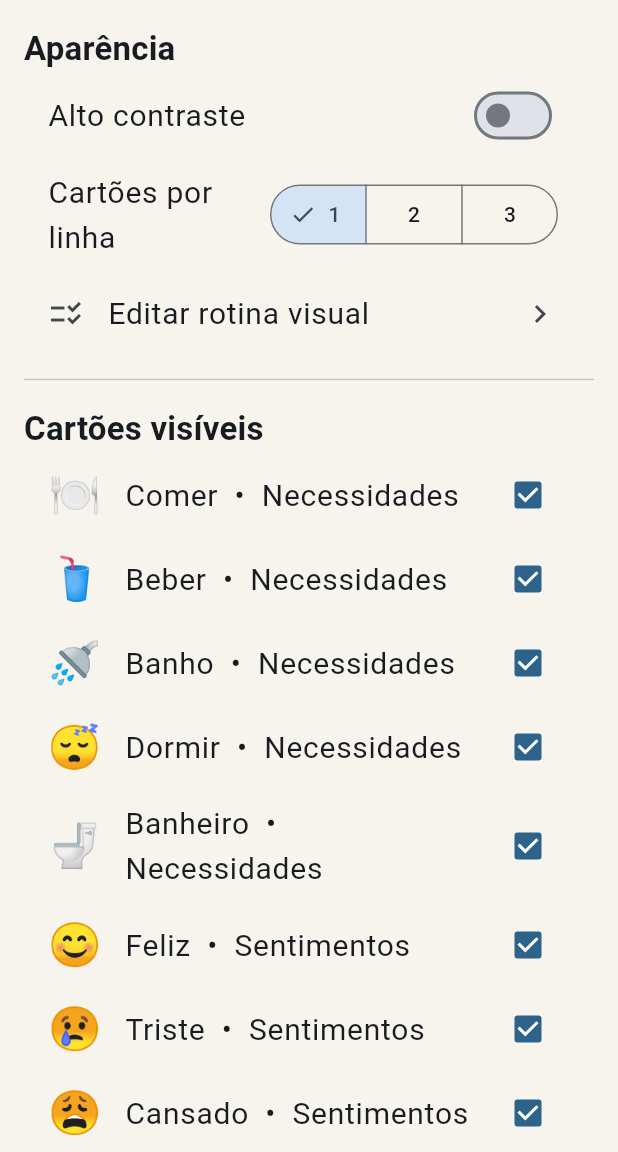
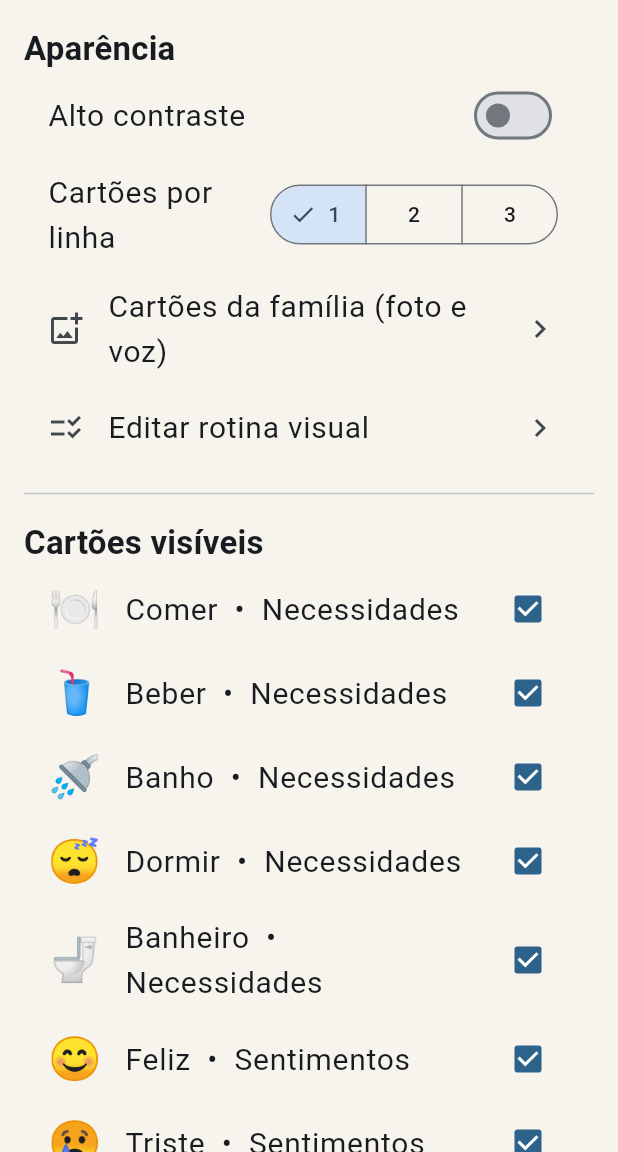
Before and after one commit to Dev-nomade/caa-webapp, a Flutter app: the CaregiverPage screen opened directly, after a tap on an icon or button, on a phone screen of 412 x 824 dp, the part 84-1236 px from its top. Run offline on Flutter 3.47's test engine with Material 3 defaults, Android fonts, the phone set to English and light mode, and no system bars; our stand-ins replace audioplayers, flutter_tts, image_picker, material_ui, shared_preferences; missing offline and left inert: record; accounts and stored records are empty.

Commit message:
feat: add family custom cards with photo and recorded voice
- Caregiver can create cards with name, phrase, category, emoji, photo and voice
- Cards with recorded voice play the family voice instead of the phone TTS
- Custom cards work in the grid, sentence bar and visual routine
- Deleting a card removes its media, routine steps and visibility
- Android: RECORD_AUDIO permission and minSdk 24
- Tests for playback choice, persistence and deletion

Co-Authored-By: Claude Sonnet 5.5 <noreply@anthropic.com>
Claude-Session: https://claude.ai/code/session_017Gt1NB89uk3WRvFtPyoRJr

```diff
--- a/app/analysis_options.yaml
+++ b/app/analysis_options.yaml
@@ -4,3 +4,4 @@ analyzer:
   exclude:
     - build/**
     - android/**
+    - web/**
--- a/app/lib/data/cards.dart
+++ b/app/lib/data/cards.dart
@@ -22,8 +22,33 @@ class PecsCard {
   final String frase; // o que será falado
   final String emoji;
   final CardCategory categoria;
+  final String? fotoPath; // foto do cartão personalizado
+  final String? audioPath; // voz gravada pelo familiar
 
-  const PecsCard(this.id, this.rotulo, this.frase, this.emoji, this.categoria);
+  const PecsCard(this.id, this.rotulo, this.frase, this.emoji, this.categoria,
+      {this.fotoPath, this.audioPath});
+
+  bool get personalizado => id.startsWith('c_');
+
+  Map<String, dynamic> toJson() => {
+        'id': id,
+        'rotulo': rotulo,
+        'frase': frase,
+        'emoji': emoji,
+        'categoria': categoria.name,
+        'foto': fotoPath,
+        'audio': audioPath,
+      };
+
+  factory PecsCard.fromJson(Map<String, dynamic> j) => PecsCard(
+        j['id'] as String,
+        j['rotulo'] as String,
+        j['frase'] as String,
+        j['emoji'] as String,
+        CardCategory.values.byName(j['categoria'] as String),
+        fotoPath: j['foto'] as String?,
+        audioPath: j['audio'] as String?,
+      );
 }
 
 const cartoes = <PecsCard>[
--- a/app/lib/features/crianca/home_page.dart
+++ b/app/lib/features/crianca/home_page.dart
@@ -3,6 +3,7 @@ import 'package:provider/provider.dart';
 import '../../data/cards.dart';
 import '../../state/app_state.dart';
 import '../cuidador/caregiver_page.dart';
+import '../widgets/card_visual.dart';
 import '../rotina/rotina_page.dart';
 import 'sos_sheet.dart';
 
@@ -86,7 +87,7 @@ class _CartaoTile extends StatelessWidget {
           child: Column(
             mainAxisAlignment: MainAxisAlignment.center,
             children: [
-              Text(card.emoji, style: const TextStyle(fontSize: 56)),
+              CardVisual(card, tamanho: 56),
               const SizedBox(height: 8),
               Text(card.rotulo,
                   style: Theme.of(context).textTheme.titleMedium),
@@ -127,7 +128,7 @@ class _BarraFrase extends StatelessWidget {
                         for (final c in s.frase)
                           Padding(
                             padding: const EdgeInsets.symmetric(horizontal: 4),
-                            child: Center(child: Text(c.emoji, style: const TextStyle(fontSize: 36))),
+                            child: Center(child: CardVisual(c, tamanho: 30)),
                           )
                       ],
                     ),
--- a/app/lib/features/cuidador/caregiver_page.dart
+++ b/app/lib/features/cuidador/caregiver_page.dart
@@ -3,6 +3,7 @@ import 'package:provider/provider.dart';
 import '../../data/cards.dart';
 import '../../state/app_state.dart';
 import '../rotina/rotina_editor_page.dart';
+import 'cartoes_personalizados_page.dart';
 
 /// Pede o PIN antes de abrir a área do cuidador (evita mudanças sem querer).
 class CaregiverGate extends StatefulWidget {
@@ -86,6 +87,13 @@ class CaregiverPage extends StatelessWidget {
             ),
           ),
           ListTile(
+            leading: const Icon(Icons.add_photo_alternate_outlined),
+            title: const Text('Cartões da família (foto e voz)'),
+            trailing: const Icon(Icons.chevron_right),
+            onTap: () => Navigator.push(context,
+                MaterialPageRoute(builder: (_) => const CartoesPersonalizadosPage())),
+          ),
+          ListTile(
             leading: const Icon(Icons.checklist_rtl),
             title: const Text('Editar rotina visual'),
             trailing: const Icon(Icons.chevron_right),
@@ -94,7 +102,7 @@ class CaregiverPage extends StatelessWidget {
           ),
           const Divider(height: 32),
           Text('Cartões visíveis', style: Theme.of(context).textTheme.titleMedium),
-          for (final c in cartoes)
+          for (final c in s.todos)
             CheckboxListTile(
               secondary: Text(c.emoji, style: const TextStyle(fontSize: 28)),
               title: Text('${c.rotulo}  •  ${c.categoria.nome}'),
@@ -105,11 +113,12 @@ class CaregiverPage extends StatelessWidget {
           Text('Uso nos últimos 7 dias', style: Theme.of(context).textTheme.titleMedium),
           if (ranking.isEmpty) const Padding(padding: EdgeInsets.all(8), child: Text('Ainda sem registros.')),
           for (final e in ranking)
-            ListTile(
-              leading: Text(cartoes.firstWhere((c) => c.id == e.key).emoji, style: const TextStyle(fontSize: 28)),
-              title: Text(cartoes.firstWhere((c) => c.id == e.key).rotulo),
-              trailing: Text('${e.value}x', style: const TextStyle(fontSize: 18)),
-            ),
+            if (s.buscar(e.key) != null)
+              ListTile(
+                leading: Text(s.buscar(e.key)!.emoji, style: const TextStyle(fontSize: 28)),
+                title: Text(s.buscar(e.key)!.rotulo),
+                trailing: Text('${e.value}x', style: const TextStyle(fontSize: 18)),
+              ),
           if (ranking.isNotEmpty)
             TextButton(onPressed: s.limparHistorico, child: const Text('Apagar histórico')),
           const Divider(height: 32),
--- a/app/lib/features/rotina/rotina_editor_page.dart
+++ b/app/lib/features/rotina/rotina_editor_page.dart
@@ -1,6 +1,5 @@
 import 'package:material_ui/material_ui.dart';
 import 'package:provider/provider.dart';
-import '../../data/cards.dart';
 import '../../state/app_state.dart';
 
 /// Cuidador monta a rotina: arrastar para reordenar, deslizar para remover.
@@ -49,7 +48,7 @@ class RotinaEditorPage extends StatelessWidget {
       context: context,
       builder: (_) => ListView(
         children: [
-          for (final c in cartoes)
+          for (final c in s.todos)
             ListTile(
               leading: Text(c.emoji, style: const TextStyle(fontSize: 28)),
               title: Text(c.rotulo),
--- a/app/lib/features/rotina/rotina_page.dart
+++ b/app/lib/features/rotina/rotina_page.dart
@@ -2,6 +2,7 @@ import 'package:material_ui/material_ui.dart';
 import 'package:provider/provider.dart';
 import '../../data/cards.dart';
 import '../../state/app_state.dart';
+import '../widgets/card_visual.dart';
 
 /// Rotina do dia para a criança: uma linha do tempo com o passo atual em destaque.
 class RotinaPage extends StatelessWidget {
@@ -66,7 +67,7 @@ class RotinaPage extends StatelessWidget {
                                   children: [
                                     Opacity(
                                       opacity: feito ? 0.4 : 1,
-                                      child: Text(c.emoji, style: const TextStyle(fontSize: 52)),
+                                      child: CardVisual(c, tamanho: 48),
                                     ),
                                     const SizedBox(width: 16),
                                     Expanded(
--- /dev/null
+++ b/app/lib/features/widgets/card_visual.dart
@@ -0,0 +1,28 @@
+import 'dart:io';
+import 'package:flutter/foundation.dart' show kIsWeb;
+import 'package:material_ui/material_ui.dart';
+import '../../data/cards.dart';
+
+/// Mostra a foto do cartão (se houver) ou o emoji.
+class CardVisual extends StatelessWidget {
+  const CardVisual(this.card, {super.key, this.tamanho = 56});
+  final PecsCard card;
+  final double tamanho;
+
+  @override
+  Widget build(BuildContext context) {
+    final emoji = Text(card.emoji, style: TextStyle(fontSize: tamanho));
+    final foto = card.fotoPath;
+    if (kIsWeb || foto == null) return emoji;
+    return ClipRRect(
+      borderRadius: BorderRadius.circular(16),
+      child: Image.file(
+        File(foto),
+        width: tamanho * 1.6,
+        height: tamanho * 1.6,
+        fit: BoxFit.cover,
+        errorBuilder: (_, _, _) => emoji,
+      ),
+    );
+  }
+}
--- a/app/pubspec.yaml
+++ b/app/pubspec.yaml
@@ -7,11 +7,15 @@ environment:
   sdk: ^3.14.0
 
 dependencies:
+  audioplayers: ^6.8.1
   flutter:
     sdk: flutter
   flutter_tts: ^4.2.5
+  image_picker: ^1.2.4
   material_ui: ^1.11.1
+  path_provider: ^2.1.6
   provider: ^6.1.5+1
+  record: ^7.2.0
   shared_preferences: ^2.5.6
 
 dev_dependencies:
```
Also changed, not shown: app/lib/core/media_service.dart (added, +57 -0 lines), app/lib/features/cuidador/cartoes_personalizados_page.dart (added, +255 -0 lines), app/lib/state/app_state.dart (+71 -7 lines), app/pubspec.lock, 4 other files.
